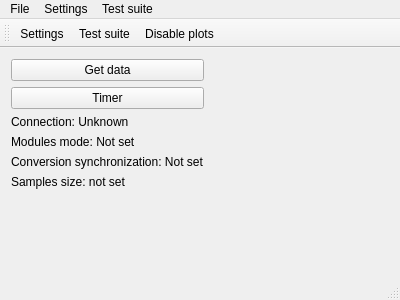
Qt form mainwindow.ui (stepankuzmin/mole) before a commit.
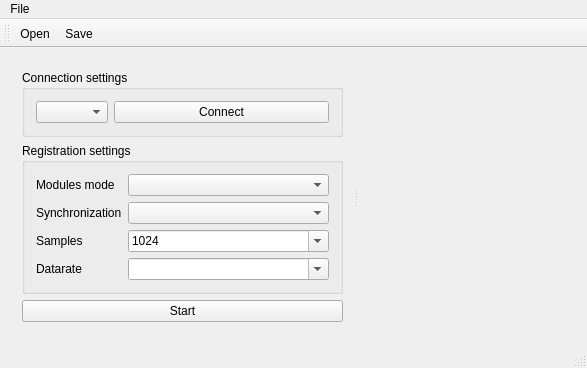
The same form after that commit.

Commit message: Occam's razor in action

```diff
--- a/mainwindow.ui
+++ b/mainwindow.ui
@@ -6,59 +6,131 @@
    <rect>
     <x>0</x>
     <y>0</y>
-    <width>400</width>
-    <height>300</height>
+    <width>587</width>
+    <height>368</height>
    </rect>
   </property>
   <property name="windowTitle">
    <string>Mole</string>
   </property>
   <widget class="QWidget" name="centralWidget">
-   <layout class="QHBoxLayout" name="horizontalLayout">
+   <layout class="QVBoxLayout" name="verticalLayout_3">
     <item>
-     <layout class="QVBoxLayout" name="leftLayout">
+     <widget class="QSplitter" name="splitter">
+      <property name="orientation">
+       <enum>Qt::Horizontal</enum>
+      </property>
+      <widget class="QWidget" name="leftWidget" native="true">
+       <layout class="QVBoxLayout" name="verticalLayout">
       <item>
-       <widget class="QPushButton" name="getDataPushButton">
-        <property name="text">
-         <string>Get data</string>
-        </property>
-       </widget>
-      </item>
-      <item>
-       <widget class="QPushButton" name="toggleTimerPushButton">
+         <widget class="QGroupBox" name="connectionGroupBox">
+          <property name="title">
+           <string>Connection settings</string>
+          </property>
+          <layout class="QFormLayout" name="formLayout">
+           <property name="fieldGrowthPolicy">
+            <enum>QFormLayout::AllNonFixedFieldsGrow</enum>
+           </property>
+           <item row="0" column="0">
+            <widget class="QComboBox" name="COMPortsComboBox"/>
+           </item>
+           <item row="0" column="1">
+            <widget class="QPushButton" name="connectionPushButton">
         <property name="text">
-         <string>Timer</string>
+              <string>Connect</string>
         </property>
         <property name="checkable">
          <bool>true</bool>
         </property>
        </widget>
       </item>
-      <item>
-       <widget class="QLabel" name="connectionStateLabel">
-        <property name="text">
-         <string>Connection: Unknown</string>
-        </property>
+          </layout>
        </widget>
       </item>
       <item>
+         <widget class="QGroupBox" name="registrationGroupBox">
+          <property name="title">
+           <string>Registration settings</string>
+          </property>
+          <layout class="QFormLayout" name="formLayout_2">
+           <property name="fieldGrowthPolicy">
+            <enum>QFormLayout::AllNonFixedFieldsGrow</enum>
+           </property>
+           <item row="0" column="0">
        <widget class="QLabel" name="modulesModeLabel">
         <property name="text">
-         <string>Modules mode: Not set</string>
+              <string>Modules mode</string>
         </property>
        </widget>
       </item>
+           <item row="0" column="1">
+            <widget class="QComboBox" name="modulesModeComboBox"/>
+           </item>
+           <item row="1" column="0">
+            <widget class="QLabel" name="synchronizationLabel">
+             <property name="text">
+              <string>Synchronization</string>
+             </property>
+            </widget>
+           </item>
+           <item row="1" column="1">
+            <widget class="QComboBox" name="synchronizationComboBox"/>
+           </item>
+           <item row="2" column="0">
+            <widget class="QLabel" name="samplesLabel">
+             <property name="text">
+              <string>Samples</string>
+             </property>
+            </widget>
+           </item>
+           <item row="2" column="1">
+            <widget class="QComboBox" name="samplesComboBox">
+             <property name="editable">
+              <bool>true</bool>
+             </property>
       <item>
-       <widget class="QLabel" name="conversionSynchronizationLabel">
         <property name="text">
-         <string>Conversion synchronization: Not set</string>
-        </property>
-       </widget>
-      </item>
+               <string>1024</string>
+              </property>
+             </item>
+             <item>
+              <property name="text">
+               <string>2048</string>
+              </property>
+             </item>
+             <item>
+              <property name="text">
+               <string>4096</string>
+              </property>
+             </item>
+             <item>
+              <property name="text">
+               <string>8000</string>
+              </property>
+             </item>
+            </widget>
+           </item>
+           <item row="3" column="0">
+            <widget class="QLabel" name="datarateLabel">
+             <property name="text">
+              <string>Datarate</string>
+             </property>
+            </widget>
+           </item>
+           <item row="3" column="1">
+            <widget class="QComboBox" name="datarateComboBox">
+             <property name="editable">
+              <bool>true</bool>
+             </property>
+            </widget>
+           </item>
+          </layout>
+         </widget>
+        </item>
       <item>
-       <widget class="QLabel" name="samplesSizeLabel">
+         <widget class="QPushButton" name="startPushButton">
         <property name="text">
-         <string>Samples size: not set</string>
+           <string>Start</string>
         </property>
        </widget>
       </item>
@@ -76,25 +148,23 @@
        </spacer>
       </item>
      </layout>
-    </item>
+      </widget>
+      <widget class="QWidget" name="rightWidget" native="true">
+       <layout class="QVBoxLayout" name="plotsLayout">
     <item>
-     <widget class="QScrollArea" name="scrollArea">
-      <property name="frameShape">
-       <enum>QFrame::NoFrame</enum>
-      </property>
-      <property name="widgetResizable">
-       <bool>true</bool>
-      </property>
-      <widget class="QWidget" name="plotsLayout">
-       <property name="geometry">
-        <rect>
-         <x>0</x>
-         <y>0</y>
-         <width>200</width>
-         <height>223</height>
-        </rect>
-       </property>
-       <layout class="QVBoxLayout" name="verticalLayout"/>
+         <spacer name="horizontalSpacer">
+          <property name="orientation">
+           <enum>Qt::Horizontal</enum>
+          </property>
+          <property name="sizeHint" stdset="0">
+           <size>
+            <width>114</width>
+            <height>20</height>
+           </size>
+          </property>
+         </spacer>
+        </item>
+       </layout>
       </widget>
      </widget>
     </item>
@@ -105,22 +175,10 @@
     <rect>
      <x>0</x>
      <y>0</y>
-     <width>400</width>
+     <width>587</width>
      <height>18</height>
     </rect>
    </property>
-   <widget class="QMenu" name="menuSettings">
-    <property name="title">
-     <string>Settings</string>
-    </property>
-    <addaction name="actionSettings"/>
-   </widget>
-   <widget class="QMenu" name="menuTest_suite">
-    <property name="title">
-     <string>Test suite</string>
-    </property>
-    <addaction name="actionTest_suite"/>
-   </widget>
    <widget class="QMenu" name="menuFile">
     <property name="title">
      <string>File</string>
@@ -131,8 +189,6 @@
     <addaction name="actionQuit"/>
    </widget>
    <addaction name="menuFile"/>
-   <addaction name="menuSettings"/>
-   <addaction name="menuTest_suite"/>
   </widget>
   <widget class="QToolBar" name="mainToolBar">
    <attribute name="toolBarArea">
@@ -141,24 +197,10 @@
    <attribute name="toolBarBreak">
     <bool>false</bool>
    </attribute>
-   <addaction name="actionSettings"/>
-   <addaction name="actionTest_suite"/>
-   <addaction name="actionDisablePlots"/>
+   <addaction name="actionOpen"/>
+   <addaction name="actionSave"/>
   </widget>
   <widget class="QStatusBar" name="statusBar"/>
-  <action name="actionSettings">
-   <property name="text">
-    <string>Settings</string>
-   </property>
-   <property name="shortcut">
-    <string>F2</string>
-   </property>
-  </action>
-  <action name="actionTest_suite">
-   <property name="text">
-    <string>Test suite</string>
-   </property>
-  </action>
   <action name="actionOpen">
    <property name="text">
     <string>Open</string>
```
Lines whose indentation alone changed are shown as unchanged. The commit also changes 11 other files.
